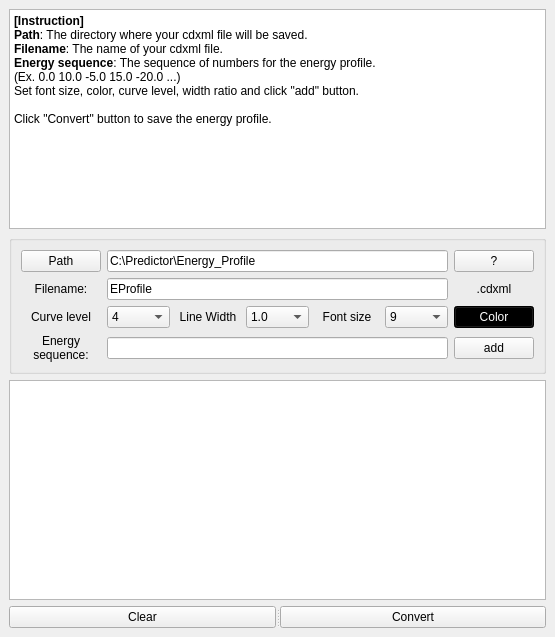
This is gui/EProfilePlotter.ui in BaikgrpKAIST/Midas as Qt 5 draws it before an edit. The edited form follows.
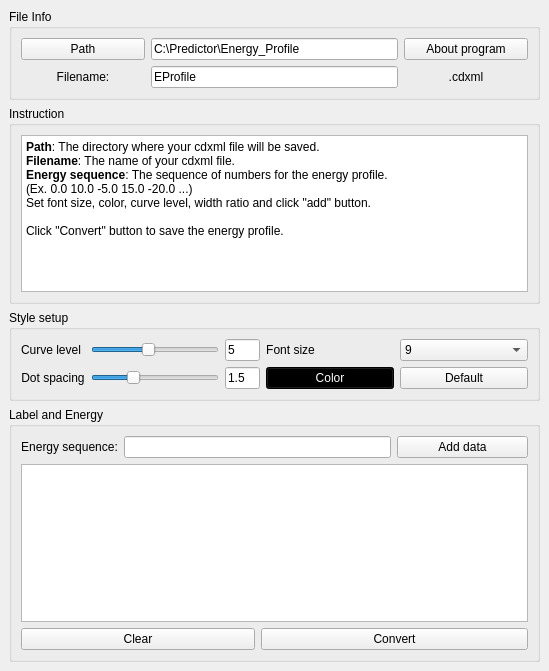
This is the edited form.

Commit message: Energy plotter update

What changed in the file:
```diff
--- a/gui/EProfilePlotter.ui
+++ b/gui/EProfilePlotter.ui
@@ -6,8 +6,8 @@
    <rect>
     <x>0</x>
     <y>0</y>
-    <width>555</width>
-    <height>637</height>
+    <width>549</width>
+    <height>671</height>
    </rect>
   </property>
   <property name="windowTitle">
@@ -16,13 +16,69 @@
   <widget class="QWidget" name="centralwidget">
    <layout class="QVBoxLayout" name="verticalLayout">
     <item>
-     <widget class="QTextBrowser" name="textBrowser">
-      <property name="html">
-       <string>&lt;!DOCTYPE HTML PUBLIC &quot;-//W3C//DTD HTML 4.0//EN&quot; &quot;http://www.w3.org/TR/REC-html40/strict.dtd&quot;&gt;
+     <widget class="QGroupBox" name="groupBox_2">
+      <property name="title">
+       <string>File Info</string>
+      </property>
+      <layout class="QGridLayout" name="gridLayout_3">
+       <item row="0" column="0">
+        <widget class="QPushButton" name="btnPath">
+         <property name="text">
+          <string>Path</string>
+         </property>
+        </widget>
+       </item>
+       <item row="0" column="1" colspan="2">
+        <widget class="QLineEdit" name="txtPath">
+         <property name="text">
+          <string>C:\Predictor\Energy_Profile</string>
+         </property>
+        </widget>
+       </item>
+       <item row="0" column="3">
+        <widget class="QPushButton" name="btnInfo">
+         <property name="text">
+          <string>About program</string>
+         </property>
+        </widget>
+       </item>
+       <item row="1" column="0">
+        <widget class="QLabel" name="label_13">
+         <property name="text">
+          <string>&lt;html&gt;&lt;head/&gt;&lt;body&gt;&lt;p align=&quot;center&quot;&gt;Filename:&lt;/p&gt;&lt;/body&gt;&lt;/html&gt;</string>
+         </property>
+        </widget>
+       </item>
+       <item row="1" column="1" colspan="2">
+        <widget class="QLineEdit" name="txtFileName">
+         <property name="text">
+          <string>EProfile</string>
+         </property>
+        </widget>
+       </item>
+       <item row="1" column="3">
+        <widget class="QLabel" name="label_14">
+         <property name="text">
+          <string>&lt;html&gt;&lt;head/&gt;&lt;body&gt;&lt;p align=&quot;center&quot;&gt;.cdxml&lt;/p&gt;&lt;/body&gt;&lt;/html&gt;</string>
+         </property>
+        </widget>
+       </item>
+      </layout>
+     </widget>
+    </item>
+    <item>
+     <widget class="QGroupBox" name="groupBox_3">
+      <property name="title">
+       <string>Instruction</string>
+      </property>
+      <layout class="QGridLayout" name="gridLayout_4">
+       <item row="0" column="0">
+        <widget class="QTextBrowser" name="textBrowser">
+         <property name="html">
+          <string>&lt;!DOCTYPE HTML PUBLIC &quot;-//W3C//DTD HTML 4.0//EN&quot; &quot;http://www.w3.org/TR/REC-html40/strict.dtd&quot;&gt;
 &lt;html&gt;&lt;head&gt;&lt;meta name=&quot;qrichtext&quot; content=&quot;1&quot; /&gt;&lt;style type=&quot;text/css&quot;&gt;
 p, li { white-space: pre-wrap; }
 &lt;/style&gt;&lt;/head&gt;&lt;body style=&quot; font-family:'Gulim'; font-size:9pt; font-weight:400; font-style:normal;&quot;&gt;
-&lt;p style=&quot; margin-top:0px; margin-bottom:0px; margin-left:0px; margin-right:0px; -qt-block-indent:0; text-indent:0px;&quot;&gt;&lt;span style=&quot; font-weight:600;&quot;&gt;[Instruction]&lt;/span&gt;&lt;/p&gt;
 &lt;p style=&quot; margin-top:0px; margin-bottom:0px; margin-left:0px; margin-right:0px; -qt-block-indent:0; text-indent:0px;&quot;&gt;&lt;span style=&quot; font-weight:600;&quot;&gt;Path&lt;/span&gt;: The directory where your cdxml file will be saved.&lt;/p&gt;
 &lt;p style=&quot; margin-top:0px; margin-bottom:0px; margin-left:0px; margin-right:0px; -qt-block-indent:0; text-indent:0px;&quot;&gt;&lt;span style=&quot; font-weight:600;&quot;&gt;Filename&lt;/span&gt;: The name of your cdxml file.&lt;/p&gt;
 &lt;p style=&quot; margin-top:0px; margin-bottom:0px; margin-left:0px; margin-right:0px; -qt-block-indent:0; text-indent:0px;&quot;&gt;&lt;span style=&quot; font-weight:600;&quot;&gt;Energy sequence&lt;/span&gt;: The sequence of numbers for the energy profile.&lt;/p&gt;
@@ -30,279 +86,105 @@
 &lt;p style=&quot; margin-top:0px; margin-bottom:0px; margin-left:0px; margin-right:0px; -qt-block-indent:0; text-indent:0px;&quot;&gt;Set font size, color, curve level, width ratio and click &amp;quot;add&amp;quot; button.&lt;/p&gt;
 &lt;p style=&quot;-qt-paragraph-type:empty; margin-top:0px; margin-bottom:0px; margin-left:0px; margin-right:0px; -qt-block-indent:0; text-indent:0px;&quot;&gt;&lt;br /&gt;&lt;/p&gt;
 &lt;p style=&quot; margin-top:0px; margin-bottom:0px; margin-left:0px; margin-right:0px; -qt-block-indent:0; text-indent:0px;&quot;&gt;Click &amp;quot;Convert&amp;quot; button to save the energy profile.&lt;/p&gt;&lt;/body&gt;&lt;/html&gt;</string>
-      </property>
+         </property>
+        </widget>
+       </item>
+      </layout>
      </widget>
     </item>
     <item>
      <widget class="QGroupBox" name="groupBox">
       <property name="title">
-       <string/>
+       <string>Style setup</string>
       </property>
       <layout class="QGridLayout" name="gridLayout">
        <item row="0" column="0">
-        <widget class="QPushButton" name="btnPath">
-         <property name="text">
-          <string>Path</string>
-         </property>
-        </widget>
-       </item>
-       <item row="0" column="1" colspan="5">
-        <widget class="QLineEdit" name="txtPath">
-         <property name="text">
-          <string>C:\Predictor\Energy_Profile</string>
-         </property>
-        </widget>
-       </item>
-       <item row="0" column="6">
-        <widget class="QPushButton" name="btnInfo">
-         <property name="text">
-          <string>?</string>
-         </property>
-        </widget>
-       </item>
-       <item row="1" column="0">
-        <widget class="QLabel" name="label">
-         <property name="text">
-          <string>&lt;html&gt;&lt;head/&gt;&lt;body&gt;&lt;p align=&quot;center&quot;&gt;Filename:&lt;/p&gt;&lt;/body&gt;&lt;/html&gt;</string>
-         </property>
-        </widget>
-       </item>
-       <item row="1" column="1" colspan="5">
-        <widget class="QLineEdit" name="txtFileName">
-         <property name="text">
-          <string>EProfile</string>
-         </property>
-        </widget>
-       </item>
-       <item row="1" column="6">
-        <widget class="QLabel" name="label_2">
-         <property name="text">
-          <string>&lt;html&gt;&lt;head/&gt;&lt;body&gt;&lt;p align=&quot;center&quot;&gt;.cdxml&lt;/p&gt;&lt;/body&gt;&lt;/html&gt;</string>
-         </property>
-        </widget>
-       </item>
-       <item row="2" column="0">
         <widget class="QLabel" name="label_4">
+         <property name="sizePolicy">
+          <sizepolicy hsizetype="Fixed" vsizetype="Fixed">
+           <horstretch>0</horstretch>
+           <verstretch>0</verstretch>
+          </sizepolicy>
+         </property>
          <property name="text">
           <string>&lt;html&gt;&lt;head/&gt;&lt;body&gt;&lt;p align=&quot;center&quot;&gt;Curve level&lt;/p&gt;&lt;/body&gt;&lt;/html&gt;</string>
          </property>
         </widget>
        </item>
-       <item row="2" column="1">
-        <widget class="QComboBox" name="comboCurveLevel">
-         <property name="currentIndex">
-          <number>3</number>
+       <item row="0" column="1">
+        <widget class="QSlider" name="sliderCurveLevel">
+         <property name="sizePolicy">
+          <sizepolicy hsizetype="Expanding" vsizetype="Fixed">
+           <horstretch>0</horstretch>
+           <verstretch>0</verstretch>
+          </sizepolicy>
          </property>
-         <item>
-          <property name="text">
-           <string>1</string>
-          </property>
-         </item>
-         <item>
-          <property name="text">
-           <string>2</string>
-          </property>
-         </item>
-         <item>
-          <property name="text">
-           <string>3</string>
-          </property>
-         </item>
-         <item>
-          <property name="text">
-           <string>4</string>
-          </property>
-         </item>
-         <item>
-          <property name="text">
-           <string>5</string>
-          </property>
-         </item>
-         <item>
-          <property name="text">
-           <string>6</string>
-          </property>
-         </item>
-         <item>
-          <property name="text">
-           <string>7</string>
-          </property>
-         </item>
-         <item>
-          <property name="text">
-           <string>8</string>
-          </property>
-         </item>
-         <item>
-          <property name="text">
-           <string>9</string>
-          </property>
-         </item>
-         <item>
-          <property name="text">
-           <string>10</string>
-          </property>
-         </item>
+         <property name="minimumSize">
+          <size>
+           <width>0</width>
+           <height>0</height>
+          </size>
+         </property>
+         <property name="minimum">
+          <number>1</number>
+         </property>
+         <property name="maximum">
+          <number>10</number>
+         </property>
+         <property name="pageStep">
+          <number>1</number>
+         </property>
+         <property name="value">
+          <number>5</number>
+         </property>
+         <property name="orientation">
+          <enum>Qt::Horizontal</enum>
+         </property>
         </widget>
        </item>
-       <item row="2" column="2">
-        <widget class="QLabel" name="label_5">
+       <item row="0" column="2">
+        <widget class="QLineEdit" name="txtCurveLevel">
+         <property name="sizePolicy">
+          <sizepolicy hsizetype="Maximum" vsizetype="Fixed">
+           <horstretch>0</horstretch>
+           <verstretch>0</verstretch>
+          </sizepolicy>
+         </property>
+         <property name="maximumSize">
+          <size>
+           <width>35</width>
+           <height>16777215</height>
+          </size>
+         </property>
          <property name="text">
-          <string>&lt;html&gt;&lt;head/&gt;&lt;body&gt;&lt;p align=&quot;center&quot;&gt;Line Width&lt;/p&gt;&lt;/body&gt;&lt;/html&gt;</string>
+          <string>5</string>
          </property>
-        </widget>
-       </item>
-       <item row="2" column="3">
-        <widget class="QComboBox" name="comboWidthRatio">
-         <property name="currentIndex">
-          <number>6</number>
+         <property name="readOnly">
+          <bool>true</bool>
          </property>
-         <item>
-          <property name="text">
-           <string>0.4</string>
-          </property>
-         </item>
-         <item>
-          <property name="text">
-           <string>0.5</string>
-          </property>
-         </item>
-         <item>
-          <property name="text">
-           <string>0.6</string>
-          </property>
-         </item>
-         <item>
-          <property name="text">
-           <string>0.7</string>
-          </property>
-         </item>
-         <item>
-          <property name="text">
-           <string>0.8</string>
-          </property>
-         </item>
-         <item>
-          <property name="text">
-           <string>0.9</string>
-          </property>
-         </item>
-         <item>
-          <property name="text">
-           <string>1.0</string>
-          </property>
-         </item>
-         <item>
-          <property name="text">
-           <string>1.1</string>
-          </property>
-         </item>
-         <item>
-          <property name="text">
-           <string>1.2</string>
-          </property>
-         </item>
-         <item>
-          <property name="text">
-           <string>1.3</string>
-          </property>
-         </item>
-         <item>
-          <property name="text">
-           <string>1.4</string>
-          </property>
-         </item>
-         <item>
-          <property name="text">
-           <string>1.5</string>
-          </property>
-         </item>
-         <item>
-          <property name="text">
-           <string>1.6</string>
-          </property>
-         </item>
-         <item>
-          <property name="text">
-           <string>1.7</string>
-          </property>
-         </item>
-         <item>
-          <property name="text">
-           <string>1.8</string>
-          </property>
-         </item>
-         <item>
-          <property name="text">
-           <string>1.9</string>
-          </property>
-         </item>
-         <item>
-          <property name="text">
-           <string>2.0</string>
-          </property>
-         </item>
-         <item>
-          <property name="text">
-           <string>2.1</string>
-          </property>
-         </item>
-         <item>
-          <property name="text">
-           <string>2.2</string>
-          </property>
-         </item>
-         <item>
-          <property name="text">
-           <string>2.3</string>
-          </property>
-         </item>
-         <item>
-          <property name="text">
-           <string>2.4</string>
-          </property>
-         </item>
-         <item>
-          <property name="text">
-           <string>2.5</string>
-          </property>
-         </item>
-         <item>
-          <property name="text">
-           <string>2.6</string>
-          </property>
-         </item>
-         <item>
-          <property name="text">
-           <string>2.7</string>
-          </property>
-         </item>
-         <item>
-          <property name="text">
-           <string>2.8</string>
-          </property>
-         </item>
-         <item>
-          <property name="text">
-           <string>2.9</string>
-          </property>
-         </item>
-         <item>
-          <property name="text">
-           <string>3.0</string>
-          </property>
-         </item>
         </widget>
        </item>
-       <item row="2" column="4">
+       <item row="0" column="3">
         <widget class="QLabel" name="label_3">
+         <property name="sizePolicy">
+          <sizepolicy hsizetype="Fixed" vsizetype="Fixed">
+           <horstretch>0</horstretch>
+           <verstretch>0</verstretch>
+          </sizepolicy>
+         </property>
          <property name="text">
           <string>&lt;html&gt;&lt;head/&gt;&lt;body&gt;&lt;p align=&quot;center&quot;&gt;Font size&lt;/p&gt;&lt;/body&gt;&lt;/html&gt;</string>
          </property>
         </widget>
        </item>
-       <item row="2" column="5">
+       <item row="0" column="4">
         <widget class="QComboBox" name="comboFontSize">
+         <property name="sizePolicy">
+          <sizepolicy hsizetype="Expanding" vsizetype="Fixed">
+           <horstretch>0</horstretch>
+           <verstretch>0</verstretch>
+          </sizepolicy>
+         </property>
          <property name="currentIndex">
           <number>3</number>
          </property>
@@ -353,8 +235,74 @@
          </item>
         </widget>
        </item>
-       <item row="2" column="6">
+       <item row="1" column="0">
+        <widget class="QLabel" name="label_5">
+         <property name="text">
+          <string>&lt;html&gt;&lt;head/&gt;&lt;body&gt;&lt;p align=&quot;center&quot;&gt;Dot spacing&lt;/p&gt;&lt;/body&gt;&lt;/html&gt;</string>
+         </property>
+        </widget>
+       </item>
+       <item row="1" column="1">
+        <widget class="QSlider" name="sliderLineWidth">
+         <property name="sizePolicy">
+          <sizepolicy hsizetype="Expanding" vsizetype="Fixed">
+           <horstretch>0</horstretch>
+           <verstretch>0</verstretch>
+          </sizepolicy>
+         </property>
+         <property name="minimumSize">
+          <size>
+           <width>0</width>
+           <height>0</height>
+          </size>
+         </property>
+         <property name="minimum">
+          <number>4</number>
+         </property>
+         <property name="maximum">
+          <number>40</number>
+         </property>
+         <property name="pageStep">
+          <number>1</number>
+         </property>
+         <property name="value">
+          <number>15</number>
+         </property>
+         <property name="orientation">
+          <enum>Qt::Horizontal</enum>
+         </property>
+        </widget>
+       </item>
+       <item row="1" column="2">
+        <widget class="QLineEdit" name="txtLineWidth">
+         <property name="sizePolicy">
+          <sizepolicy hsizetype="Maximum" vsizetype="Fixed">
+           <horstretch>0</horstretch>
+           <verstretch>0</verstretch>
+          </sizepolicy>
+         </property>
+         <property name="maximumSize">
+          <size>
+           <width>35</width>
+           <height>16777215</height>
+          </size>
+         </property>
+         <property name="text">
+          <string>1.5</string>
+         </property>
+         <property name="readOnly">
+          <bool>true</bool>
+         </property>
+        </widget>
+       </item>
+       <item row="1" column="3">
         <widget class="QPushButton" name="btnColor">
+         <property name="sizePolicy">
+          <sizepolicy hsizetype="Expanding" vsizetype="Fixed">
+           <horstretch>0</horstretch>
+           <verstretch>0</verstretch>
+          </sizepolicy>
+         </property>
          <property name="styleSheet">
           <string notr="true">QWidget{color:#ffffff;
 background-color: #000000;}</string>
@@ -364,53 +312,78 @@
          </property>
         </widget>
        </item>
-       <item row="3" column="0">
-        <widget class="QLabel" name="label_6">
-         <property name="styleSheet">
-          <string notr="true"/>
+       <item row="1" column="4">
+        <widget class="QPushButton" name="btnDefault">
+         <property name="sizePolicy">
+          <sizepolicy hsizetype="Expanding" vsizetype="Fixed">
+           <horstretch>0</horstretch>
+           <verstretch>0</verstretch>
+          </sizepolicy>
          </property>
          <property name="text">
-          <string>&lt;html&gt;&lt;head/&gt;&lt;body&gt;&lt;p align=&quot;center&quot;&gt;Energy&lt;br/&gt;sequence:&lt;/p&gt;&lt;/body&gt;&lt;/html&gt;</string>
+          <string>Default</string>
          </property>
         </widget>
        </item>
-       <item row="3" column="1" colspan="5">
-        <widget class="QLineEdit" name="txtEnergySequence"/>
+      </layout>
+     </widget>
+    </item>
+    <item>
+     <widget class="QGroupBox" name="groupBox_4">
+      <property name="title">
+       <string>Label and Energy</string>
+      </property>
+      <layout class="QGridLayout" name="gridLayout_5">
+       <item row="2" column="0" colspan="2">
+        <widget class="QPushButton" name="btnClear">
+         <property name="text">
+          <string>Clear</string>
+         </property>
+        </widget>
        </item>
-       <item row="3" column="6">
+       <item row="1" column="0" colspan="4">
+        <widget class="QPlainTextEdit" name="txtToConvert">
+         <property name="readOnly">
+          <bool>false</bool>
+         </property>
+        </widget>
+       </item>
+       <item row="0" column="3">
         <widget class="QPushButton" name="btnAdd">
          <property name="text">
-          <string>add</string>
+          <string>Add data</string>
+         </property>
+        </widget>
+       </item>
+       <item row="0" column="1" colspan="2">
+        <widget class="QLineEdit" name="txtEnergySequence"/>
+       </item>
+       <item row="2" column="2" colspan="2">
+        <widget class="QPushButton" name="btnConvert">
+         <property name="text">
+          <string>Convert</string>
+         </property>
+        </widget>
+       </item>
+       <item row="0" column="0">
+        <widget class="QLabel" name="label_20">
+         <property name="sizePolicy">
+          <sizepolicy hsizetype="Fixed" vsizetype="Preferred">
+           <horstretch>0</horstretch>
+           <verstretch>0</verstretch>
+          </sizepolicy>
+         </property>
+         <property name="styleSheet">
+          <string notr="true"/>
+         </property>
+         <property name="text">
+          <string>&lt;html&gt;&lt;head/&gt;&lt;body&gt;&lt;p align=&quot;center&quot;&gt;Energy sequence:&lt;/p&gt;&lt;/body&gt;&lt;/html&gt;</string>
          </property>
         </widget>
        </item>
       </layout>
      </widget>
     </item>
-    <item>
-     <widget class="QPlainTextEdit" name="txtToConvert">
-      <property name="readOnly">
-       <bool>false</bool>
-      </property>
-     </widget>
-    </item>
-    <item>
-     <widget class="QSplitter" name="splitter">
-      <property name="orientation">
-       <enum>Qt::Horizontal</enum>
-      </property>
-      <widget class="QPushButton" name="btnClear">
-       <property name="text">
-        <string>Clear</string>
-       </property>
-      </widget>
-      <widget class="QPushButton" name="btnConvert">
-       <property name="text">
-        <string>Convert</string>
-       </property>
-      </widget>
-     </widget>
-    </item>
    </layout>
   </widget>
  </widget>
```
The commit also changes 2 other files.
